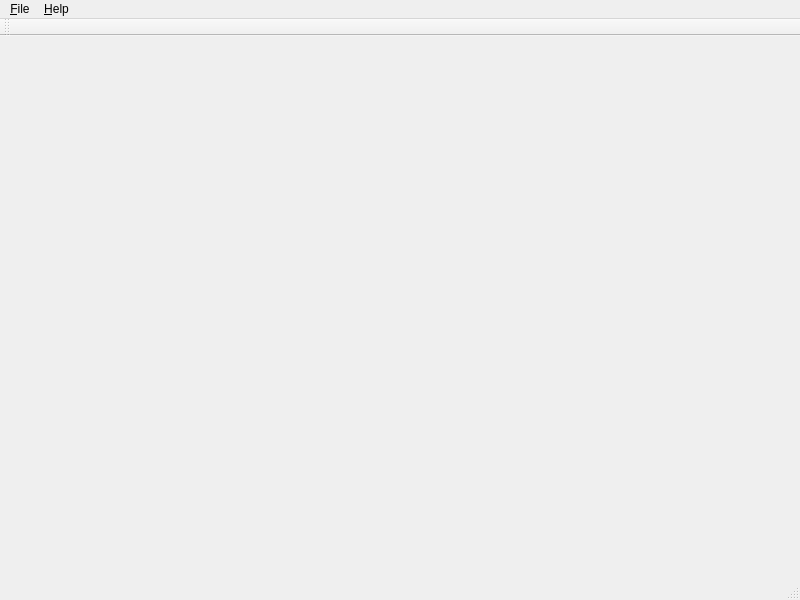
Above: src/mainwindow.ui from zy31415/booktags before the change. Below: the same form after it.
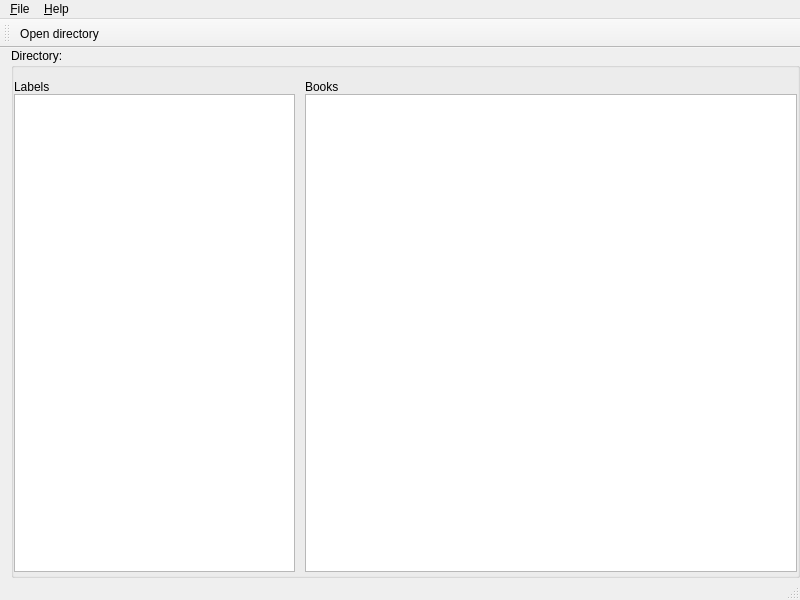
That is the form after the change. Icons and pictures are not drawn.

Patch:
```diff
--- a/src/mainwindow.ui
+++ b/src/mainwindow.ui
@@ -13,7 +13,98 @@
   <property name="windowTitle">
    <string>MainWindow</string>
   </property>
-  <widget class="QWidget" name="centralWidget"/>
+  <widget class="QWidget" name="centralWidget">
+   <layout class="QVBoxLayout" name="verticalLayout_3">
+    <property name="spacing">
+     <number>0</number>
+    </property>
+    <property name="leftMargin">
+     <number>11</number>
+    </property>
+    <property name="topMargin">
+     <number>0</number>
+    </property>
+    <property name="rightMargin">
+     <number>0</number>
+    </property>
+    <property name="bottomMargin">
+     <number>0</number>
+    </property>
+    <item>
+     <widget class="QGroupBox" name="groupBox">
+      <property name="sizePolicy">
+       <sizepolicy hsizetype="Expanding" vsizetype="Expanding">
+        <horstretch>0</horstretch>
+        <verstretch>0</verstretch>
+       </sizepolicy>
+      </property>
+      <property name="title">
+       <string>Directory:</string>
+      </property>
+      <property name="flat">
+       <bool>false</bool>
+      </property>
+      <layout class="QHBoxLayout" name="horizontalLayout" stretch="40,70">
+       <property name="spacing">
+        <number>10</number>
+       </property>
+       <property name="leftMargin">
+        <number>0</number>
+       </property>
+       <property name="topMargin">
+        <number>12</number>
+       </property>
+       <property name="rightMargin">
+        <number>0</number>
+       </property>
+       <property name="bottomMargin">
+        <number>3</number>
+       </property>
+       <item>
+        <layout class="QVBoxLayout" name="verticalLayout">
+         <property name="spacing">
+          <number>0</number>
+         </property>
+         <item>
+          <widget class="QLabel" name="label">
+           <property name="text">
+            <string>Labels</string>
+           </property>
+          </widget>
+         </item>
+         <item>
+          <widget class="QListWidget" name="listWidget"/>
+         </item>
+        </layout>
+       </item>
+       <item>
+        <layout class="QVBoxLayout" name="verticalLayout_2">
+         <property name="spacing">
+          <number>0</number>
+         </property>
+         <item>
+          <widget class="QLabel" name="label_2">
+           <property name="text">
+            <string>Books</string>
+           </property>
+          </widget>
+         </item>
+         <item>
+          <widget class="QListWidget" name="listWidget_2"/>
+         </item>
+        </layout>
+       </item>
+      </layout>
+     </widget>
+    </item>
+   </layout>
+   <zorder>listWidget</zorder>
+   <zorder>listWidget_2</zorder>
+   <zorder>groupBox</zorder>
+   <zorder>label</zorder>
+   <zorder>label_2</zorder>
+   <zorder>listWidget</zorder>
+  </widget>
   <widget class="QMenuBar" name="menuBar">
    <property name="geometry">
     <rect>
@@ -48,6 +139,7 @@
    <attribute name="toolBarBreak">
     <bool>false</bool>
    </attribute>
+   <addaction name="actionOpenDirectory"/>
   </widget>
   <widget class="QStatusBar" name="statusBar"/>
   <action name="action_Settings">
```
Left out of the diff: 8 changed lines with no effect on the pictures.
